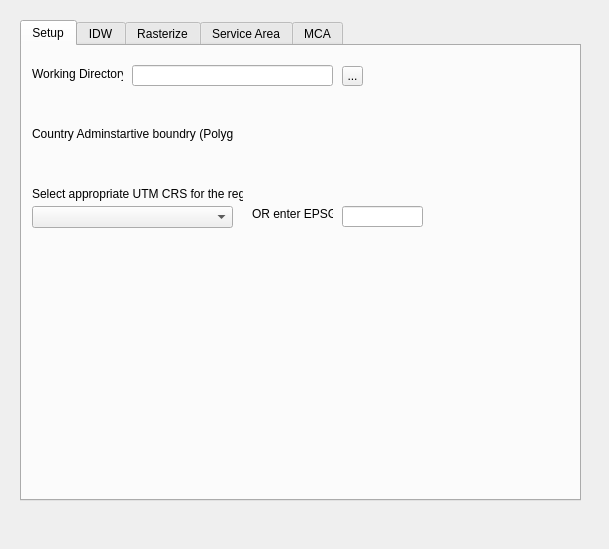
Qt form gender_indicator_tool/gender_indicator_tool_dialog_base.ui (worldbank/GEEST) before a commit.
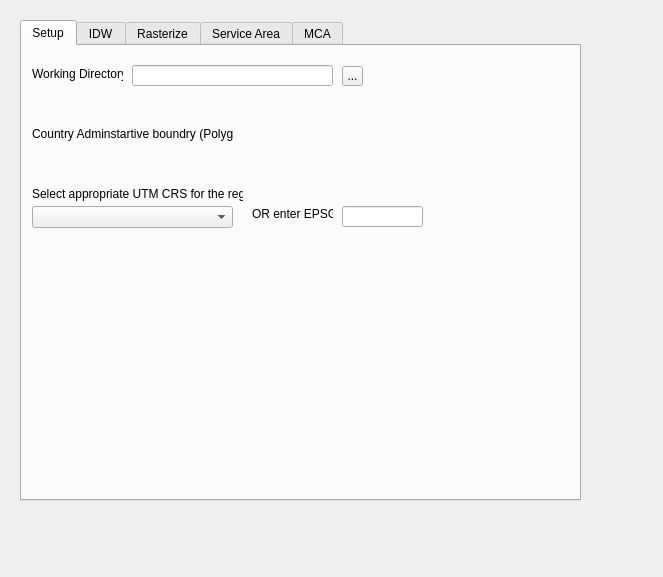
The same form after that commit. Custom widgets are drawn as their Qt base class.

Commit message: Service Area Analysis complete. Need to test it using different and varying ranges

The edit to the form file:
```diff
--- a/gender_indicator_tool/gender_indicator_tool_dialog_base.ui
+++ b/gender_indicator_tool/gender_indicator_tool_dialog_base.ui
@@ -6,8 +6,8 @@
    <rect>
     <x>0</x>
     <y>0</y>
-    <width>609</width>
-    <height>549</height>
+    <width>663</width>
+    <height>577</height>
    </rect>
   </property>
   <property name="windowTitle">
```
The commit also changes 2 other files.
